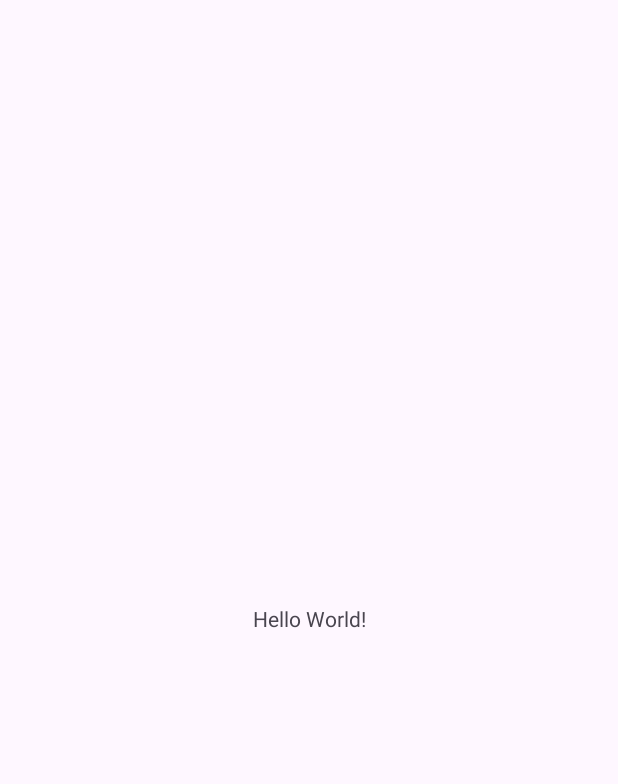
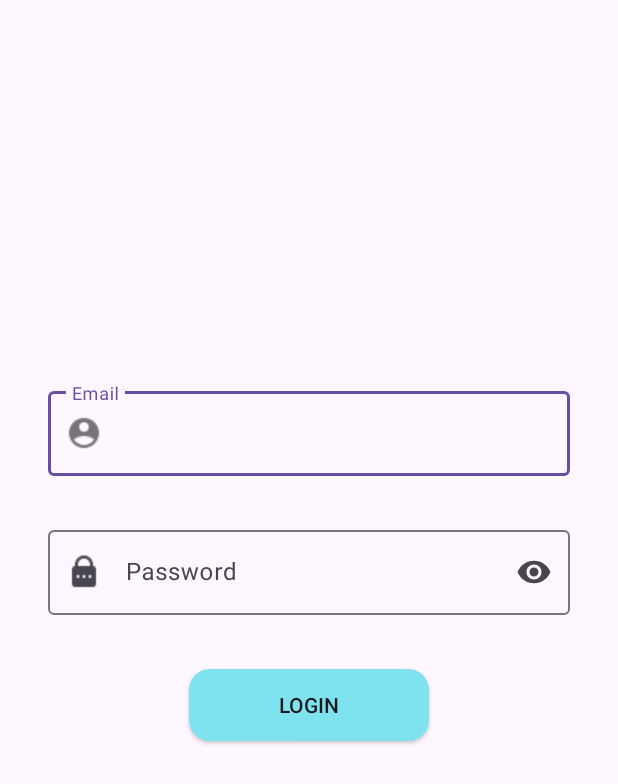
Before and after one commit to AnasBahjat/graduationProject, an Android app: the screen it shows after launch (MainActivity before the commit, LoginActivity after it), on a phone screen of 412 x 824 dp. Before the commit the part shown is almost empty. Shown: the top 784 px of the screen. Run offline under Robolectric (Android 15) with nearby library versions, the phone set to English and light mode, and no system bars.

Commit message:
Creting Login screen with styled edit text for email and password 23/1/2023

```diff
--- a/app/src/main/AndroidManifest.xml
+++ b/app/src/main/AndroidManifest.xml
@@ -22,7 +22,7 @@
             </intent-filter>
         </activity>
         <activity
-            android:name=".MainActivity"
+            android:name=".LoginActivity"
             android:exported="true">
 
         </activity>
--- a/app/src/main/java/com/example/graduationproject/IntroActivity.java
+++ b/app/src/main/java/com/example/graduationproject/IntroActivity.java
@@ -6,17 +6,11 @@ import android.os.Bundle;
 import android.os.Handler;
 import android.view.animation.Animation;
 import android.view.animation.AnimationUtils;
-import android.widget.EditText;
 import android.widget.ImageView;
 import android.widget.TextView;
 
 import androidx.activity.EdgeToEdge;
 import androidx.appcompat.app.AppCompatActivity;
-import androidx.core.graphics.Insets;
-import androidx.core.view.ViewCompat;
-import androidx.core.view.WindowInsetsCompat;
-
-import org.w3c.dom.Text;
 
 public class IntroActivity extends AppCompatActivity {
     private Animation top,right;
@@ -43,7 +37,7 @@ public class IntroActivity extends AppCompatActivity {
         handler.postDelayed(new Runnable() {
             @Override
             public void run() {
-                Intent intent=new Intent(IntroActivity.this,MainActivity.class);
+                Intent intent=new Intent(IntroActivity.this, LoginActivity.class);
                 startActivity(intent);
                 finish();
             }
--- /dev/null
+++ b/app/src/main/java/com/example/graduationproject/LoginActivity.java
@@ -0,0 +1,81 @@
+package com.example.graduationproject;
+
+import android.os.Bundle;
+import android.text.Editable;
+import android.text.TextWatcher;
+import android.view.View;
+import android.widget.Button;
+import android.widget.EditText;
+import android.widget.Toast;
+
+import androidx.activity.EdgeToEdge;
+import androidx.appcompat.app.AppCompatActivity;
+
+//import com.google.android.material.textfield.TextInputEditText;
+import com.google.android.material.textfield.*;
+public class LoginActivity extends AppCompatActivity {
+    private TextInputLayout email;
+    private TextInputLayout password;
+    private Button loginBtn;
+
+    @Override
+    protected void onCreate(Bundle savedInstanceState) {
+        super.onCreate(savedInstanceState);
+        EdgeToEdge.enable(this);
+        setContentView(R.layout.activity_login);
+        email=findViewById(R.id.emailText);
+        password=findViewById(R.id.passwordText);
+        loginBtn=findViewById(R.id.loginBtn);
+
+        loginBtn.setOnClickListener(new View.OnClickListener() {
+            @Override
+            public void onClick(View v) {
+                if(email.getEditText().getText().toString().isEmpty()){
+                    email.setError("Fill in this field");
+                }
+                if(password.getEditText().getText().toString().isEmpty()){
+                    password.setError("Fill in this field");
+                }
+
+                email.getEditText().addTextChangedListener(new TextWatcher() {
+                    @Override
+                    public void beforeTextChanged(CharSequence s, int start, int count, int after) {
+
+                    }
+
+                    @Override
+                    public void onTextChanged(CharSequence s, int start, int before, int count) {
+                        email.setError("");
+                    }
+
+                    @Override
+                    public void afterTextChanged(Editable s) {
+
+                    }
+                });
+
+
+                password.getEditText().addTextChangedListener(new TextWatcher() {
+                    @Override
+                    public void beforeTextChanged(CharSequence s, int start, int count, int after) {
+
+                    }
+
+                    @Override
+                    public void onTextChanged(CharSequence s, int start, int before, int count) {
+                        password.setError("");
+                    }
+
+                    @Override
+                    public void afterTextChanged(Editable s) {
+
+                    }
+                });
+
+                if(!email.getEditText().getText().toString().isEmpty() && !password.getEditText().getText().toString().isEmpty()){
+                    Toast.makeText(LoginActivity.this,"Login done",Toast.LENGTH_SHORT).show();
+                }
+            }
+        });
+    }
+}
--- a/app/src/main/java/com/example/graduationproject/MainActivity.java
+++ /dev/null
@@ -1,20 +0,0 @@
-package com.example.graduationproject;
-
-import android.os.Bundle;
-
-import androidx.activity.EdgeToEdge;
-import androidx.appcompat.app.AppCompatActivity;
-import androidx.core.graphics.Insets;
-import androidx.core.view.ViewCompat;
-import androidx.core.view.WindowInsetsCompat;
-
-public class MainActivity extends AppCompatActivity {
-
-    @Override
-    protected void onCreate(Bundle savedInstanceState) {
-        super.onCreate(savedInstanceState);
-        EdgeToEdge.enable(this);
-        setContentView(R.layout.activity_main);
-
-    }
-}
--- /dev/null
+++ b/app/src/main/res/drawable/baseline_10k_24.xml
@@ -0,0 +1,5 @@
+<vector xmlns:android="http://schemas.android.com/apk/res/android" android:height="24dp" android:tint="#000000" android:viewportHeight="24" android:viewportWidth="24" android:width="24dp">
+
+    <path android:fillColor="@android:color/white" android:pathData="M10,10.5h1.5v3L10,13.5zM19,3L5,3c-1.1,0 -2,0.9 -2,2v14c0,1.1 0.9,2 2,2h14c1.1,0 2,-0.9 2,-2L21,5c0,-1.1 -0.9,-2 -2,-2zM7.5,15L6,15v-4.5L4.5,10.5L4.5,9h3v6zM13,14c0,0.55 -0.45,1 -1,1L9.5,15c-0.55,0 -1,-0.45 -1,-1v-4c0,-0.55 0.45,-1 1,-1L12,9c0.55,0 1,0.45 1,1v4zM19.5,15h-1.75L16,12.75L16,15h-1.5L14.5,9L16,9v2.25L17.75,9h1.75l-2.25,3 2.25,3z"/>
+
+</vector>
--- /dev/null
+++ b/app/src/main/res/drawable/baseline_error_24.xml
@@ -0,0 +1,5 @@
+<vector xmlns:android="http://schemas.android.com/apk/res/android" android:height="24dp" android:tint="#FF0000" android:viewportHeight="24" android:viewportWidth="24" android:width="24dp">
+
+    <path android:fillColor="@android:color/white" android:pathData="M12,2C6.48,2 2,6.48 2,12s4.48,10 10,10 10,-4.48 10,-10S17.52,2 12,2zM13,17h-2v-2h2v2zM13,13h-2L11,7h2v6z"/>
+
+</vector>
--- /dev/null
+++ b/app/src/main/res/drawable/button_style.xml
@@ -0,0 +1,4 @@
+<shape xmlns:android="http://schemas.android.com/apk/res/android">
+    <corners android:radius="14dp" /> <!-- Adjust the radius as needed for the desired curve -->
+    <solid android:color="#7FE2EF" /> <!-- Specify the background color -->
+</shape>
--- /dev/null
+++ b/app/src/main/res/layout/activity_login.xml
@@ -0,0 +1,58 @@
+<?xml version="1.0" encoding="utf-8"?>
+<LinearLayout xmlns:android="http://schemas.android.com/apk/res/android"
+    xmlns:app="http://schemas.android.com/apk/res-auto"
+    xmlns:tools="http://schemas.android.com/tools"
+    android:id="@+id/main"
+    android:layout_width="match_parent"
+    android:layout_height="match_parent"
+    android:orientation="vertical"
+    tools:context=".LoginActivity">
+
+    <com.google.android.material.textfield.TextInputLayout
+        style="@style/Widget.MaterialComponents.TextInputLayout.OutlinedBox"
+        android:id="@+id/emailText"
+        android:layout_width="match_parent"
+        android:layout_height="wrap_content"
+        android:layout_marginStart="32dp"
+        android:layout_marginTop="255dp"
+        android:layout_marginEnd="32dp"
+        android:hint="Email"
+        app:errorEnabled="true"
+        app:errorIconDrawable="@drawable/baseline_error_24"
+        app:endIconMode="clear_text"
+        app:startIconDrawable="@drawable/email_login">
+
+        <com.google.android.material.textfield.TextInputEditText
+            android:layout_width="match_parent"
+            android:layout_height="wrap_content" />
+    </com.google.android.material.textfield.TextInputLayout>
+
+    <com.google.android.material.textfield.TextInputLayout
+        android:id="@+id/passwordText"
+        android:layout_width="match_parent"
+        android:layout_height="wrap_content"
+        android:layout_marginStart="32dp"
+        android:layout_marginTop="10dp"
+        android:layout_marginEnd="32dp"
+        android:hint="Password"
+        app:errorEnabled="true"
+        app:errorIconDrawable="@drawable/baseline_error_24"
+        app:endIconMode="password_toggle"
+        app:startIconDrawable="@drawable/password_login">
+
+        <com.google.android.material.textfield.TextInputEditText
+            android:layout_width="match_parent"
+            android:layout_height="wrap_content"
+            android:inputType="textPassword"/>
+    </com.google.android.material.textfield.TextInputLayout>
+
+    <androidx.appcompat.widget.AppCompatButton
+        android:id="@+id/loginBtn"
+        android:layout_width="160dp"
+        android:layout_gravity="center"
+        android:layout_height="wrap_content"
+        android:layout_marginTop="15dp"
+        android:background="@drawable/button_style"
+        android:text="Login" />
+
+</LinearLayout>
--- a/app/src/main/res/layout/activity_main.xml
+++ /dev/null
@@ -1,19 +0,0 @@
-<?xml version="1.0" encoding="utf-8"?>
-<androidx.constraintlayout.widget.ConstraintLayout xmlns:android="http://schemas.android.com/apk/res/android"
-    xmlns:app="http://schemas.android.com/apk/res-auto"
-    xmlns:tools="http://schemas.android.com/tools"
-    android:id="@+id/main"
-    android:layout_width="match_parent"
-    android:layout_height="match_parent"
-    tools:context=".MainActivity">
-
-    <TextView
-        android:layout_width="wrap_content"
-        android:layout_height="wrap_content"
-        android:text="Hello World!"
-        app:layout_constraintBottom_toBottomOf="parent"
-        app:layout_constraintEnd_toEndOf="parent"
-        app:layout_constraintStart_toStartOf="parent"
-        app:layout_constraintTop_toTopOf="parent" />
-
-</androidx.constraintlayout.widget.ConstraintLayout>
--- /dev/null
+++ b/app/src/main/res/values/styles.xml
@@ -0,0 +1,6 @@
+<?xml version="1.0" encoding="utf-8"?>
+<resources>
+    <style name="lightEditTextStyle" parent="Widget.MaterialComponents.TextInputLayout.FilledBox">
+
+    </style>
+</resources>
--- a/app/src/main/res/values/themes.xml
+++ b/app/src/main/res/values/themes.xml
@@ -5,5 +5,8 @@
         <!-- <item name="colorPrimary">@color/my_light_primary</item> -->
     </style>
 
+
+
+
     <style name="Theme.GraduationProject" parent="Base.Theme.GraduationProject" />
 </resources>
```
Also changed, not shown: app/src/main/res/drawable/email_login.png (added), app/src/main/res/drawable/email_login_light.png (added), app/src/main/res/drawable/password_login.png (added), app/src/main/res/drawable/password_login_light.png (added).
